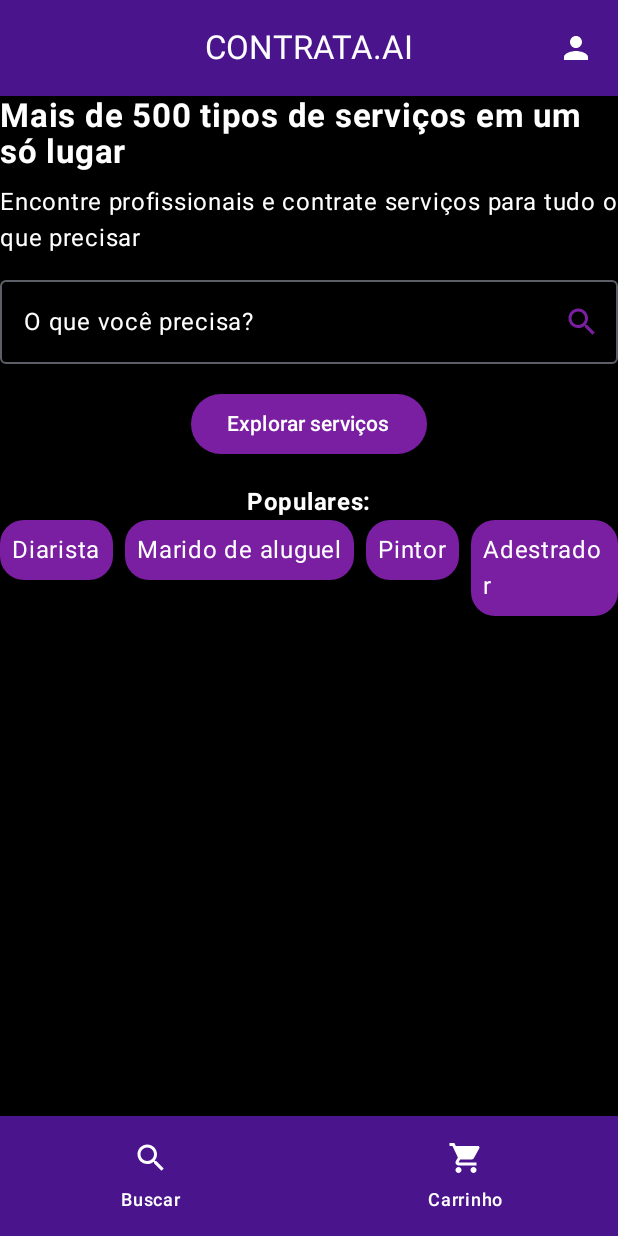
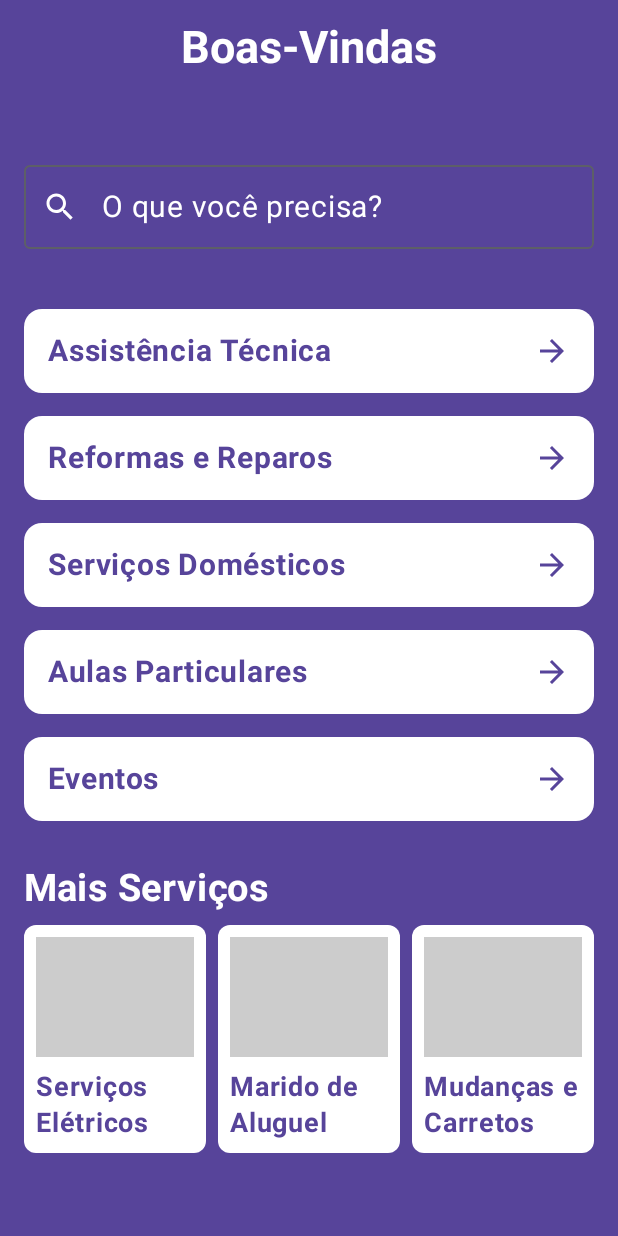
Before and after one commit to EnzoPierazoli/ContrataAI, an Android app built with Jetpack Compose: the HomePage screen opened through its navigation route, on a phone screen of 412 x 824 dp. Run offline under Robolectric (Android 15) with nearby library versions, the phone set to English and light mode, and no system bars.

```diff
--- a/app/src/main/java/br/com/fiap/contrataa/MainActivity.kt
+++ b/app/src/main/java/br/com/fiap/contrataa/MainActivity.kt
@@ -38,7 +38,7 @@ class MainActivity : ComponentActivity() {
                         }
                         composable("homepage") { HomePage() }
                         composable("perfil") { UserProfile(onBackClick = { navController.popBackStack() }) }
-                        composable("access_order") { AccessOrder(onBackClick = { navController.popBackStack() }) }
+                        composable("accessOrder") { AccessOrder(navController)}
                     }
                 }
             }
--- a/app/src/main/java/br/com/fiap/contrataa/screens/AccessOrder.kt
+++ b/app/src/main/java/br/com/fiap/contrataa/screens/AccessOrder.kt
@@ -38,14 +38,16 @@ import androidx.compose.ui.text.font.FontWeight
 import androidx.compose.ui.tooling.preview.Preview
 import androidx.compose.ui.unit.dp
 import androidx.compose.ui.unit.sp
+import androidx.navigation.NavController
+import androidx.navigation.compose.rememberNavController
 import br.com.fiap.contrataa.R
 
 @OptIn(ExperimentalMaterial3Api::class)
 @Composable
-fun AccessOrder(onBackClick: () -> Unit) {
+fun AccessOrder(navController: NavController) { // Recebe NavController como parâmetro
     val pedidos = listOf(
-        Pedido("20 de Fevereiro de 2025", "Pintor", "Agendado"),
-        Pedido("02 de Março de 2025", "Encanador", "Agendado"),
+        Pedido("02 de Fevereiro de 2025", "Pintor", "Agendado"),
+        Pedido("12 de Março de 2025", "Encanador", "Agendado"),
         Pedido("12 de Setembro de 2024", "Eletricista", "Já Realizado"),
         Pedido("10 de Junho de 2024", "Jardineiro", "Já Realizado"),
     )
@@ -74,7 +76,7 @@ fun AccessOrder(onBackClick: () -> Unit) {
                     )
                 },
                 navigationIcon = {
-                    IconButton(onClick = onBackClick) {
+                    IconButton(onClick = { navController.navigate("homepage") }) {
                         Icon(
                             imageVector = Icons.Filled.ArrowBack,
                             contentDescription = "Voltar",
@@ -208,6 +210,7 @@ fun PedidoItem(date: String, title: String, status: String, onClick: () -> Unit)
                 color = if (status == "Agendado") Color(0xFFFF9800) else Color(0xFF4CAF50),
                 fontWeight = FontWeight.Medium
             )
+
         }
     }
 }
@@ -227,5 +230,5 @@ fun SectionTitle(title: String) {
 @Preview(showBackground = true)
 @Composable
 fun AccessOrderPreview() {
-    AccessOrder(onBackClick = {})
+    AccessOrder(rememberNavController())
 }
--- a/app/src/main/java/br/com/fiap/contrataa/screens/HomePage.kt
+++ b/app/src/main/java/br/com/fiap/contrataa/screens/HomePage.kt
@@ -1,55 +1,46 @@
 package br.com.fiap.contrataa.screens
 
+import androidx.compose.material.icons.filled.Home
+import android.os.Bundle
+import androidx.activity.ComponentActivity
+import androidx.activity.compose.setContent
 import androidx.compose.foundation.background
 import androidx.compose.foundation.clickable
-import androidx.compose.foundation.layout.Arrangement
-import androidx.compose.foundation.layout.Column
-import androidx.compose.foundation.layout.Row
-import androidx.compose.foundation.layout.Spacer
-import androidx.compose.foundation.layout.fillMaxSize
-import androidx.compose.foundation.layout.fillMaxWidth
-import androidx.compose.foundation.layout.height
-import androidx.compose.foundation.layout.padding
+import androidx.compose.foundation.layout.*
 import androidx.compose.foundation.shape.RoundedCornerShape
 import androidx.compose.material.icons.Icons
+import androidx.compose.material.icons.filled.*
+import androidx.compose.material3.*
+import androidx.compose.runtime.*
+import androidx.compose.ui.Alignment
+import androidx.compose.ui.Modifier
+import androidx.compose.ui.graphics.Color
+import androidx.compose.ui.res.painterResource
+import androidx.compose.ui.text.font.FontWeight
+import androidx.compose.ui.unit.dp
+import androidx.compose.ui.unit.sp
+import androidx.compose.foundation.background
+import androidx.compose.foundation.clickable
+import androidx.compose.foundation.layout.*
+import androidx.compose.material3.*
 import androidx.compose.material.icons.filled.Person
 import androidx.compose.material.icons.filled.Search
 import androidx.compose.material.icons.filled.ShoppingCart
-import androidx.compose.material3.Button
-import androidx.compose.material3.ButtonDefaults
-import androidx.compose.material3.Card
-import androidx.compose.material3.CardDefaults
-import androidx.compose.material3.CenterAlignedTopAppBar
-import androidx.compose.material3.ExperimentalMaterial3Api
+import androidx.compose.runtime.*
+import androidx.compose.ui.res.painterResource
+import androidx.compose.ui.unit.dp
+import androidx.compose.ui.unit.sp
+import androidx.compose.ui.tooling.preview.Preview
 import androidx.compose.material3.Icon
 import androidx.compose.material3.IconButton
-import androidx.compose.material3.MaterialTheme
-import androidx.compose.material3.NavigationBar
-import androidx.compose.material3.NavigationBarItem
-import androidx.compose.material3.OutlinedTextField
-import androidx.compose.material3.OutlinedTextFieldDefaults
-import androidx.compose.material3.Scaffold
-import androidx.compose.material3.Text
-import androidx.compose.material3.TopAppBarDefaults
-import androidx.compose.runtime.Composable
-import androidx.compose.runtime.getValue
-import androidx.compose.runtime.mutableStateOf
-import androidx.compose.runtime.remember
-import androidx.compose.runtime.setValue
-import androidx.compose.ui.Alignment
-import androidx.compose.ui.Modifier
-import androidx.compose.ui.graphics.Color
-import androidx.compose.ui.text.font.FontWeight
-import androidx.compose.ui.tooling.preview.Preview
-import androidx.compose.ui.unit.dp
-import androidx.compose.ui.unit.sp
+import androidx.compose.material.icons.filled.Person
 
-// Definição de cores para o tema preto e roxo
-val DarkPurple = Color(0xFF4A148C)
+
+// Definição de cores
+val DarkPurple = Color(0xFF57449a)
 val LightPurple = Color(0xFF7B1FA2)
-val BackgroundColor = Color.Black
-val TextColor = Color.White
-
+val BackgroundColor = DarkPurple
+val Button = Color.White
 
 @Composable
 fun HomePage() {
@@ -57,7 +48,6 @@ fun HomePage() {
         Scaffold(
             modifier = Modifier.fillMaxSize(),
             topBar = { TopBar() },
-            bottomBar = { BottomBar() }
         ) { innerPadding ->
             MainContent(Modifier.padding(innerPadding))
         }
@@ -68,40 +58,9 @@ fun HomePage() {
 @Composable
 fun TopBar() {
     CenterAlignedTopAppBar(
-        title = { Text("CONTRATA.AI", color = TextColor) },
-        actions = {
-            IconButton(onClick = { /* TODO */ }) {
-                Icon(Icons.Default.Person, contentDescription = "Perfil", tint = TextColor)
-            }
-        },
+        title = { Text("Boas-Vindas", fontSize = 30.sp, fontWeight = FontWeight.Bold, color = Color.White) },
         colors = TopAppBarDefaults.centerAlignedTopAppBarColors(containerColor = DarkPurple)
     )
-}
-
-@Composable
-fun BottomBar() {
-    NavigationBar(
-        containerColor = DarkPurple
-    ) {
-        NavigationBarItem(
-            icon = { Icon(Icons.Default.Search, contentDescription = "Buscar", tint = TextColor) },
-            label = { Text("Buscar", color = TextColor) },
-            selected = false,
-            onClick = { /* TODO */ }
-        )
-        NavigationBarItem(
-            icon = {
-                Icon(
-                    Icons.Default.ShoppingCart,
-                    contentDescription = "Carrinho",
-                    tint = TextColor
-                )
-            },
-            label = { Text("Carrinho", color = TextColor) },
-            selected = false,
-            onClick = { /* TODO */ }
-        )
-    }
 }
 
 @Composable
@@ -109,83 +68,132 @@ fun MainContent(modifier: Modifier = Modifier) {
     Column(
         modifier = modifier
             .fillMaxSize()
-            .background(BackgroundColor),
-        horizontalAlignment = Alignment.CenterHorizontally
+            .background(BackgroundColor)
+            .padding(16.dp),
+        horizontalAlignment = Alignment.Start
     ) {
-        Text(
-            "Mais de 500 tipos de serviços em um só lugar",
-            fontSize = 22.sp,
-            fontWeight = FontWeight.Bold,
-            color = TextColor
+        Spacer(modifier = Modifier.height(30.dp))
+        OutlinedTextField(
+            value = "",
+            onValueChange = {},
+            placeholder = { Text("O que você precisa?", fontSize = 20.sp, color = Color.White) },
+            modifier = Modifier.fillMaxWidth(),
+            leadingIcon = {
+                Icon(Icons.Default.Search, contentDescription = "Buscar", tint = Color.White)
+            }
         )
-        Spacer(modifier = Modifier.height(8.dp))
-        Text(
-            "Encontre profissionais e contrate serviços para tudo o que precisar",
-            color = TextColor
-        )
-
-        Spacer(modifier = Modifier.height(16.dp))
-
-        var searchText by remember { mutableStateOf("") }
-        OutlinedTextField(
-            value = searchText,
-            onValueChange = { searchText = it },
-            placeholder = { Text("O que você precisa?", color = TextColor) },
+        Spacer(modifier = Modifier.height(40.dp))
+        Card(
             modifier = Modifier.fillMaxWidth(),
-            trailingIcon = {
-                Icon(Icons.Default.Search, contentDescription = "Buscar", tint = LightPurple)
-            },
-            colors = OutlinedTextFieldDefaults.colors(
-                focusedTextColor = Color.White, // Define a cor do texto quando o campo está focado
-                cursorColor = TextColor,
-                disabledBorderColor = DarkPurple
-            )
-        )
-
-
-        Spacer(modifier = Modifier.height(16.dp))
-
-        Button(
-            onClick = { /* TODO */ },
-            colors = ButtonDefaults.buttonColors(containerColor = LightPurple)
+            colors = CardDefaults.cardColors(containerColor = Button)
         ) {
-            Text("Explorar serviços", color = TextColor)
+            Row(
+                modifier = Modifier.padding(16.dp),
+                verticalAlignment = Alignment.CenterVertically
+            ) {
+                Column {
+                    Text("Assistência Técnica", fontSize = 20.sp, fontWeight = FontWeight.Bold, color = DarkPurple)
+                }
+                Spacer(modifier = Modifier.weight(1f))
+                Icon(Icons.Default.ArrowForward, contentDescription = "Ir", tint = DarkPurple)
+            }
+        }
+        Spacer(modifier = Modifier.height(15.dp))
+        Card(
+            modifier = Modifier.fillMaxWidth(),
+            colors = CardDefaults.cardColors(containerColor = Button)
+        ) {
+            Row(
+                modifier = Modifier.padding(16.dp),
+                verticalAlignment = Alignment.CenterVertically
+            ) {
+                Column {
+                    Text("Reformas e Reparos", fontSize = 20.sp, fontWeight = FontWeight.Bold, color = DarkPurple)
+                }
+                Spacer(modifier = Modifier.weight(1f))
+                Icon(Icons.Default.ArrowForward, contentDescription = "Ir", tint = DarkPurple)
+            }
+        }
+        Spacer(modifier = Modifier.height(15.dp))
+        Card(
+            modifier = Modifier.fillMaxWidth(),
+            colors = CardDefaults.cardColors(containerColor = Button)
+        ) {
+            Row(
+                modifier = Modifier.padding(16.dp),
+                verticalAlignment = Alignment.CenterVertically
+            ) {
+                Column {
+                    Text("Serviços Domésticos", fontSize = 20.sp, fontWeight = FontWeight.Bold, color = DarkPurple)
+                }
+                Spacer(modifier = Modifier.weight(1f))
+                Icon(Icons.Default.ArrowForward, contentDescription = "Ir", tint = DarkPurple)
+            }
+        }
+        Spacer(modifier = Modifier.height(15.dp))
+        Card(
+            modifier = Modifier.fillMaxWidth(),
+            colors = CardDefaults.cardColors(containerColor = Button)
+        ) {
+            Row(
+                modifier = Modifier.padding(16.dp),
+                verticalAlignment = Alignment.CenterVertically
+            ) {
+                Column {
+                    Text("Aulas Particulares", fontSize = 20.sp, fontWeight = FontWeight.Bold, color = DarkPurple)
+                }
+                Spacer(modifier = Modifier.weight(1f))
+                Icon(Icons.Default.ArrowForward, contentDescription = "Ir", tint = DarkPurple)
+            }
+        }
+        Spacer(modifier = Modifier.height(15.dp))
+        Card(
+            modifier = Modifier.fillMaxWidth(),
+            colors = CardDefaults.cardColors(containerColor = Button)
+        ) {
+            Row(
+                modifier = Modifier.padding(16.dp),
+                verticalAlignment = Alignment.CenterVertically
+            ) {
+                Column {
+                    Text("Eventos", fontSize = 20.sp, fontWeight = FontWeight.Bold, color = DarkPurple)
+                }
+                Spacer(modifier = Modifier.weight(1f))
+                Icon(Icons.Default.ArrowForward, contentDescription = "Ir", tint = DarkPurple)
+            }
         }
 
-        Spacer(modifier = Modifier.height(16.dp))
+        Spacer(modifier = Modifier.height(30.dp))
+        Text("Mais Serviços", fontSize = 25.sp, fontWeight = FontWeight.Bold, color = Color.White)
+        Spacer(modifier = Modifier.height(10.dp))
+        RepairServices()
+    }
+}
 
-        // Lista de serviços populares
-        Text("Populares:", fontWeight = FontWeight.Bold, color = TextColor)
-        Row(
-            modifier = Modifier.fillMaxWidth(),
-            horizontalArrangement = Arrangement.spacedBy(8.dp)
-        ) {
-            listOf(
-                "Diarista",
-                "Marido de aluguel",
-                "Pintor",
-                "Adestrador",
-                "Encanador"
-            ).forEach {
-                Chip(it)
+@Composable
+fun RepairServices() {
+    Row(modifier = Modifier.fillMaxWidth(), horizontalArrangement = Arrangement.spacedBy(8.dp)) {
+        listOf("Serviços Elétricos", "Marido de Aluguel", "Mudanças e Carretos").forEach { service ->
+            Card(
+                modifier = Modifier.weight(1f),
+                shape = RoundedCornerShape(8.dp),
+                colors = CardDefaults.cardColors(containerColor = Color.White)
+            ) {
+                Column(modifier = Modifier.padding(8.dp)) {
+                    Box(modifier = Modifier
+                        .height(80.dp)
+                        .fillMaxWidth()
+                        .background(Color.LightGray))
+                    Spacer(modifier = Modifier.height(8.dp))
+                    Text(service, fontSize = 18.sp, fontWeight = FontWeight.Bold, color = DarkPurple)
+                }
             }
         }
     }
 }
 
-@Composable
-fun Chip(text: String) {
-    Card(
-        shape = RoundedCornerShape(16.dp),
-        colors = CardDefaults.cardColors(containerColor = LightPurple),
-        modifier = Modifier.clickable { /* TODO */ }
-    ) {
-        Text(text, modifier = Modifier.padding(8.dp), color = TextColor)
-    }
-}
-
 @Preview(showBackground = true, showSystemUi = true)
 @Composable
-fun PreviewMainContent() {
+fun PreviewHomePage() {
     HomePage()
 }
--- a/app/src/main/java/br/com/fiap/contrataa/screens/LoginScreen.kt
+++ b/app/src/main/java/br/com/fiap/contrataa/screens/LoginScreen.kt
@@ -176,7 +176,7 @@ private fun LoginForm(navController: NavHostController) {
 
         Button(
             onClick = {
-                navController.navigate("homepage")
+                navController.navigate("accessOrder")
             },
             shape = RoundedCornerShape(8.dp),
             modifier = Modifier
```
